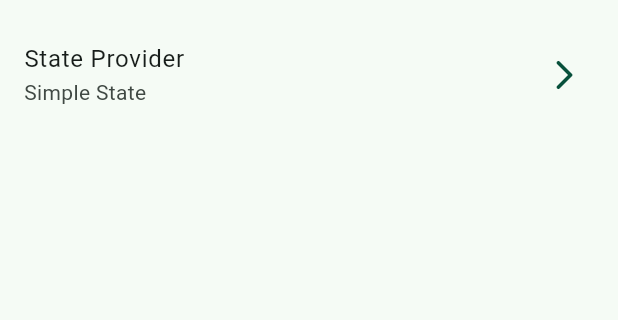
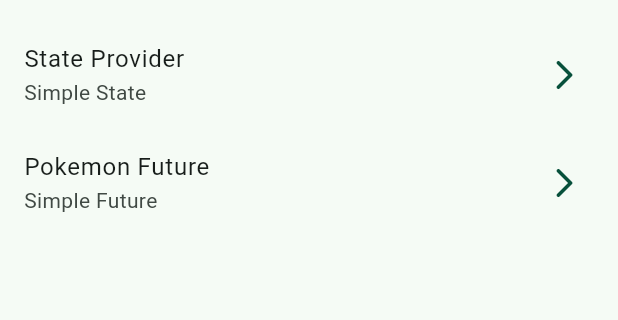
Before and after one commit to djdangelo/river_app, a Flutter app: the screen it shows after launch, on a phone screen of 412 x 824 dp, the part 63-383 px from its top. Run offline on Flutter 3.47's test engine with Material 3 defaults, Android fonts, the phone set to English and light mode, and no system bars; our stand-ins replace dio, flutter_riverpod, go_router, google_fonts; missing offline and left inert: random_name_generator.

Commit message:
section2 - part2

```diff
--- /dev/null
+++ b/lib/config/helpers/helpers.dart
@@ -0,0 +1,2 @@
+export 'random.name.helper.dart';
+export 'pokemon.service.dart';
--- /dev/null
+++ b/lib/config/helpers/pokemon.service.dart
@@ -0,0 +1,15 @@
+import 'package:dio/dio.dart';
+
+class PokemonService {
+  static Future<String> getPokemonName(int id) async {
+    final dio = Dio();
+    await Future.delayed(const Duration(seconds: 2));
+    try {
+      final response = await dio.get('https://pokeapi.co/api/v2/pokemon/$id');
+
+      return response.data['name'] ?? 'Name not found';
+    } catch (e) {
+      throw 'Name not found';
+    }
+  }
+}
--- a/lib/config/router/app.router.dart
+++ b/lib/config/router/app.router.dart
@@ -9,5 +9,9 @@ final appRouter = GoRouter(routes: [
   GoRoute(
     path: '/state-provider',
     builder: (context, state) => const StateProviderScreen(),
+  ),
+  GoRoute(
+    path: '/pokemon-screen',
+    builder: (context, state) => const PokemonScreen(),
   )
 ]);
--- a/lib/main.dart
+++ b/lib/main.dart
@@ -1,8 +1,11 @@
 import 'package:flutter/material.dart';
+import 'package:flutter_riverpod/flutter_riverpod.dart';
 import 'package:river_app/config/config.dart';
 
 void main() {
-  runApp(const MainApp());
+  runApp(const ProviderScope(
+    child: MainApp(),
+  ));
 }
 
 class MainApp extends StatelessWidget {
--- a/lib/presentation/presentation.dart
+++ b/lib/presentation/presentation.dart
@@ -1,2 +1,3 @@
 export 'package:river_app/presentation/screens/state_provider/state.provider.screen.dart';
 export 'package:river_app/presentation/screens/home/home.screen.dart';
+export 'package:river_app/presentation/screens/pokemon/pokemon.screen.dart';
--- /dev/null
+++ b/lib/presentation/providers/providers.dart
@@ -0,0 +1,2 @@
+export 'random.name.provider.dart';
+export 'pokemon.provider.dart';
--- /dev/null
+++ b/lib/presentation/providers/random.name.provider.dart
@@ -0,0 +1,6 @@
+import 'package:flutter_riverpod/flutter_riverpod.dart';
+import 'package:river_app/config/helpers/helpers.dart';
+
+final randomNameProvider = StateProvider.autoDispose<String>((ref) {
+  return RandomNameGeneratorHelper.getRandomName();
+});
--- a/lib/presentation/screens/home/home.screen.dart
+++ b/lib/presentation/screens/home/home.screen.dart
@@ -27,6 +27,10 @@ class _HomeScreenView extends StatelessWidget {
             title: 'State Provider',
             subTitle: 'Simple State',
             location: '/state-provider'),
+        _CustomListTile(
+            title: 'Pokemon Future',
+            subTitle: 'Simple Future',
+            location: '/pokemon-screen'),
       ],
     );
   }
--- a/pubspec.yaml
+++ b/pubspec.yaml
@@ -7,10 +7,13 @@ environment:
   sdk: '>=3.3.1 <4.0.0'
 
 dependencies:
+  dio: ^5.4.3+1
   flutter:
     sdk: flutter
+  flutter_riverpod: ^2.5.1
   go_router: ^13.2.4
   google_fonts: ^6.2.1
+  random_name_generator: ^1.3.0
 
 dev_dependencies:
   flutter_lints: ^3.0.0
```
Also changed, not shown: lib/config/helpers/random.name.helper.dart (added, +8 -0 lines), lib/presentation/providers/pokemon.provider.dart (added, +7 -0 lines), lib/presentation/screens/pokemon/pokemon.screen.dart (added, +29 -0 lines), lib/presentation/screens/state_provider/state.provider.screen.dart (+15 -5 lines), pubspec.lock.
